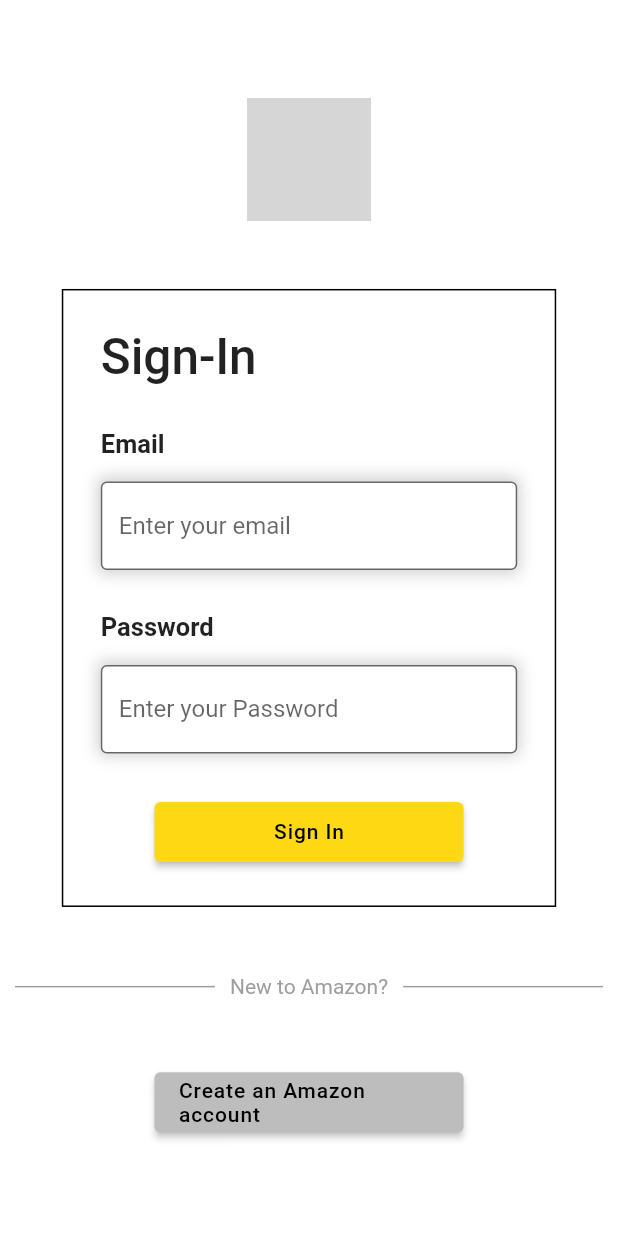
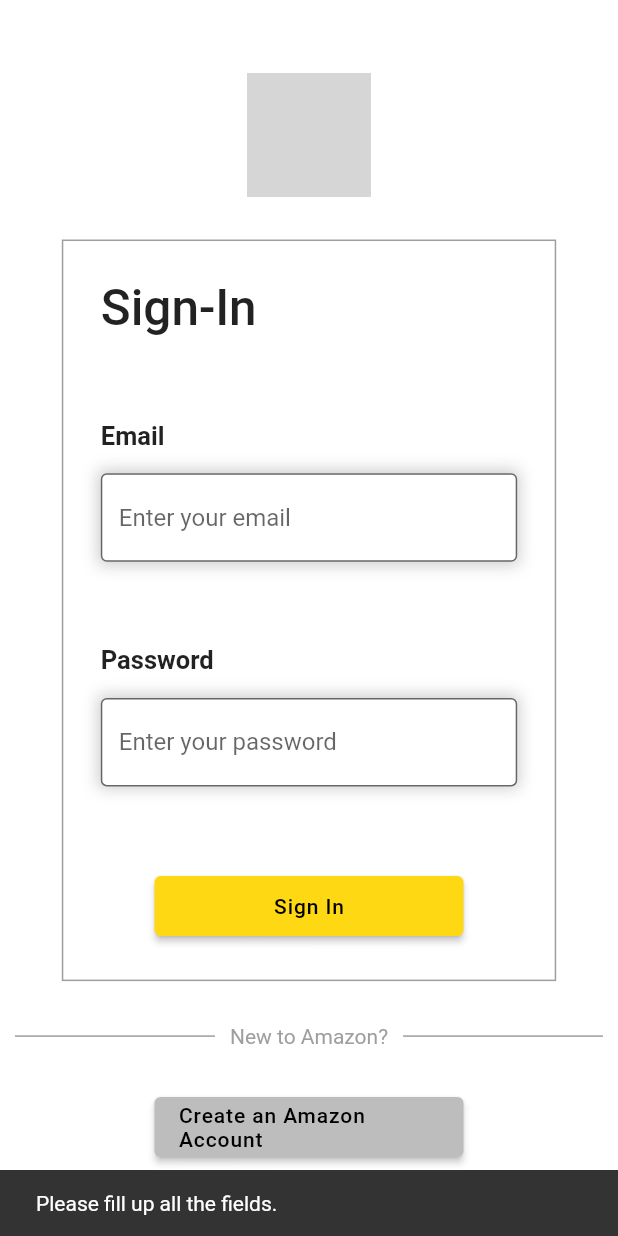
Before and after one commit to KarthiDreamr/AmazonClone, a Flutter app: the screen it shows after launch, after a tap on "Sign In", on a phone screen of 412 x 824 dp. Run offline on Flutter 3.47's test engine with Material 2 defaults, Android fonts, the phone set to English and light mode, and no system bars; our stand-ins replace firebase_auth, firebase_core; accounts and stored records are empty; network calls fail; grey boxes are pictures that could not be loaded.

Commit message:
some simple bug fixes in screens

```diff
--- a/amazon_clone/lib/main.dart
+++ b/amazon_clone/lib/main.dart
@@ -3,27 +3,25 @@ import 'package:amazon_clone/utils/color_theme.dart';
 import 'package:firebase_auth/firebase_auth.dart';
 import 'package:flutter/foundation.dart';
 import 'package:flutter/material.dart';
-
 import 'package:firebase_core/firebase_core.dart';
 import 'firebase_options.dart';
 
-void main() async {
+Future<void> main() async {
 
   WidgetsFlutterBinding.ensureInitialized();
+
   if (kIsWeb) {
-     Firebase.initializeApp(
-        options: const FirebaseOptions(
-            apiKey: "AIzaSyAs5MoLKUAyKUS4tH-cCnmMdClFSDzI36Y",
-            authDomain: "clone-82cc2.firebaseapp.com",
-            projectId: "clone-82cc2",
-            storageBucket: "clone-82cc2.appspot.com",
-            messagingSenderId: "623159867524",
-            appId: "1:623159867524:web:f1ee2f343674ddf633aad1"
-    ));
-  } else {
-     Firebase.initializeApp();
+    await Firebase.initializeApp(
+      options: DefaultFirebaseOptions.web,
+    );
   }
-  runApp(const AmazonClone());
+  else{
+    await Firebase.initializeApp(
+      options: DefaultFirebaseOptions.android,
+    );
+    runApp(const AmazonClone());
+  }
+
 }
 class AmazonClone extends StatelessWidget{
   const AmazonClone ({Key? key}):super(key:key);
--- a/amazon_clone/lib/resources/authentication_methods.dart
+++ b/amazon_clone/lib/resources/authentication_methods.dart
@@ -2,7 +2,6 @@ import 'package:firebase_auth/firebase_auth.dart';
 
 class AuthenticationMethods {
   FirebaseAuth firebaseAuth = FirebaseAuth.instance;
-
 
   Future<String> signUpUser(
       {required String name,
@@ -14,11 +13,11 @@ class AuthenticationMethods {
     email.trim();
     password.trim();
     String output = "Something went wrong";
+    print("The value of name is $name  - $address - $password - $email");
     if (name != "" && address != "" && email != "" && password != "") {
       try {
         await firebaseAuth.createUserWithEmailAndPassword(
             email: email, password: password);
-
         output = "success";
       } on FirebaseAuthException catch (e) {
         output = e.message.toString();
@@ -34,6 +33,7 @@ class AuthenticationMethods {
     email.trim();
     password.trim();
     String output = "Something went wrong";
+    print("The value of password is  $password email - $email");
     if (email != "" && password != "") {
       try {
         await firebaseAuth.signInWithEmailAndPassword(
--- a/amazon_clone/lib/screens/sign_in_screen.dart
+++ b/amazon_clone/lib/screens/sign_in_screen.dart
@@ -1,5 +1,3 @@
-import 'dart:async';
-import 'dart:io';
 import 'package:amazon_clone/resources/authentication_methods.dart';
 import 'package:amazon_clone/screens/sign_up_screen.dart';
 import 'package:amazon_clone/utils/color_theme.dart';
@@ -7,26 +5,29 @@ import 'package:amazon_clone/utils/constants.dart';
 import 'package:amazon_clone/utils/utils.dart';
 import 'package:amazon_clone/widget/custom_main_button.dart';
 import 'package:amazon_clone/widget/text_field_widget.dart';
+import 'package:firebase_auth/firebase_auth.dart';
 import 'package:flutter/material.dart';
 
-class SignInScreen extends StatefulWidget{
-  const SignInScreen({ Key? key}) :super(key: key);
+class SignInScreen extends StatefulWidget {
+  const SignInScreen({Key? key}) : super(key: key);
+
   @override
   State<SignInScreen> createState() => _SignInScreenState();
-
 }
 
 class _SignInScreenState extends State<SignInScreen> {
   TextEditingController emailController = TextEditingController();
-  TextEditingController passwordController= TextEditingController();
+  TextEditingController passwordController = TextEditingController();
   AuthenticationMethods authenticationMethods = AuthenticationMethods();
+  bool isLoading = false;
 
   @override
-  void dispose(){
+  void dispose() {
     super.dispose();
     emailController.dispose();
     passwordController.dispose();
   }
+
   @override
   Widget build(BuildContext context) {
     Size screenSize = Utils().getScreenSize();
@@ -48,12 +49,12 @@ class _SignInScreenState extends State<SignInScreen> {
                     height: screenSize.height * 0.10,
                   ),
                   Container(
-                        height: screenSize.height *0.5,
+                    height: screenSize.height * 0.6,
                     width: screenSize.width * 0.8,
                     padding: const EdgeInsets.all(25),
                     decoration: BoxDecoration(
                       border: Border.all(
-                            color: Colors.black,
+                        color: Colors.grey,
                         width: 1,
                       ),
                     ),
@@ -64,8 +65,8 @@ class _SignInScreenState extends State<SignInScreen> {
                       children: [
                         const Text(
                           "Sign-In",
-                              style:
-                                  TextStyle(fontWeight: FontWeight.w500, fontSize: 33),
+                          style: TextStyle(
+                              fontWeight: FontWeight.w500, fontSize: 33),
                         ),
                         TextFieldWidget(
                           title: "Email",
@@ -77,26 +78,45 @@ class _SignInScreenState extends State<SignInScreen> {
                           title: "Password",
                           controller: passwordController,
                           obscureText: true,
-                              hintText: "Enter your Password",
+                          hintText: "Enter your password",
                         ),
                         Align(
                           alignment: Alignment.center,
                           child: CustomMainButton(
-                                color: yellowColor,
-                                isLoading: false,
-                                onPressed: (){},
                               child: const Text(
                                 "Sign In",
-                                  style: TextStyle(letterSpacing: 0.6, color: Colors.black),
-                                )),
+                                style: TextStyle(
+                                    letterSpacing: 0.6, color: Colors.black),
+                              ),
+                              color: yellowColor,
+                              isLoading: isLoading,
+                              onPressed: () async {
+                                setState(() {
+                                  isLoading = true;
+                                });
+
+                                String output =
+                                await authenticationMethods.signInUser(
+                                    email: emailController.text,
+                                    password: passwordController.text);
+                                setState(() {
+                                  isLoading = false;
+                                });
+                                if (output == "success") {
+                                  //functions
+                                } else {
+                                  //error
+                                  Utils().showSnackBar(
+                                      context: context, content: output);
+                                }
+                              }),
                         )
                       ],
-                        )
+                    ),
                   ),
                   Row(
                     children: [
                       Expanded(
-
                         child: Container(
                           height: 1,
                           color: Colors.grey,
@@ -106,9 +126,7 @@ class _SignInScreenState extends State<SignInScreen> {
                         padding: EdgeInsets.symmetric(horizontal: 10),
                         child: Text(
                           "New to Amazon?",
-                          style: TextStyle(
-                            color: Colors.grey
-                          ),
+                          style: TextStyle(color: Colors.grey),
                         ),
                       ),
                       Expanded(
@@ -120,26 +138,21 @@ class _SignInScreenState extends State<SignInScreen> {
                     ],
                   ),
                   CustomMainButton(
+                      child: const Text(
+                        "Create an Amazon Account",
+                        style: TextStyle(
+                          letterSpacing: 0.6,
+                          color: Colors.black,
+                        ),
+                      ),
                       color: Colors.grey[400]!,
                       isLoading: false,
-                    onPressed: () async {
-                      authenticationMethods.signInUser(email: emailController.text, password: passwordController.text);
-
-                      String output = await authenticationMethods.signInUser(
-                          email: emailController.text,
-                          password: passwordController.text);
-
-                      if (output=="success"){
-
-                      } else {
-
-                      }
-
-                    },
-                    child: const Text(
-                      "Create an Amazon account",
-                      style: TextStyle(letterSpacing: 0.6,color: Colors.black),
-                    ))
+                      onPressed: () {
+                        Navigator.pushReplacement(context,
+                            MaterialPageRoute(builder: (context) {
+                              return const SignUpScreen();
+                            }));
+                      })
                 ],
               ),
             ),
--- a/amazon_clone/lib/utils/utils.dart
+++ b/amazon_clone/lib/utils/utils.dart
@@ -5,5 +5,10 @@ class Utils{
     return MediaQueryData.fromWindow(WidgetsBinding.instance!.window).size;
 
   }
+  showSnackBar({required BuildContext context , required String content }){
+    ScaffoldMessenger.of(context).showSnackBar(
+      SnackBar(content: Text(content))
+    );
+  }
 
 }
```
Also changed, not shown: amazon_clone/lib/screens/sign_up_screen.dart (+58 -37 lines), amazon_clone/lib/firebase_options.dart. Lines whose indentation alone changed are shown as unchanged.
